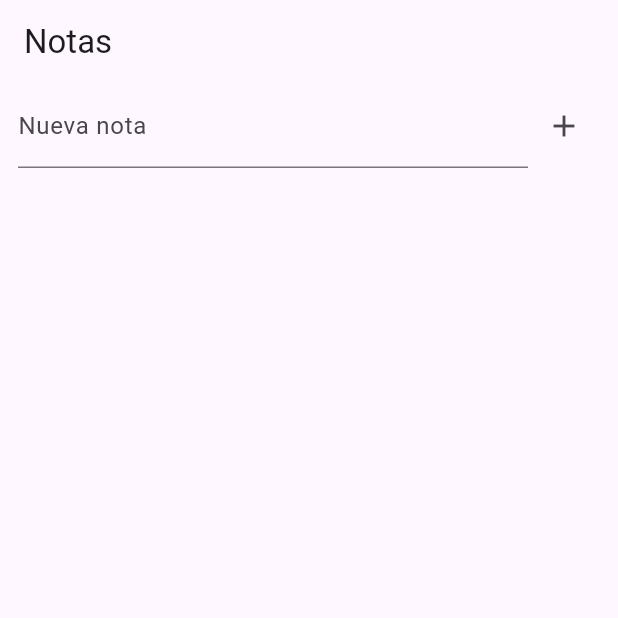
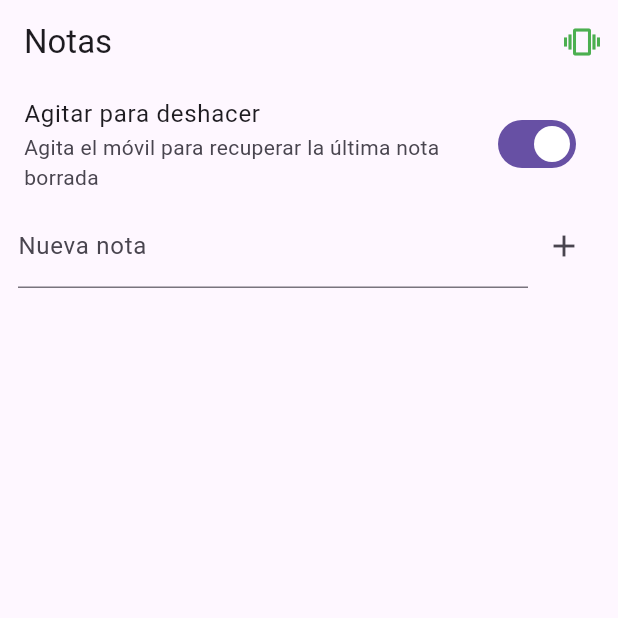
Before and after one commit to Pabloelique/ut2_interfaces_naturales, a Flutter app: the screen it shows after launch, on a phone screen of 412 x 824 dp, the top half of it. Run offline on Flutter 3.47's test engine with Material 3 defaults, Android fonts, the phone set to English and light mode, and no system bars; our stand-ins replace sensors_plus.

Commit message:
notas_gestos: switch para desactivar, icono, error sin sensor y dispose

```diff
--- a/notas_gestos/lib/main.dart
+++ b/notas_gestos/lib/main.dart
@@ -35,19 +35,55 @@ class _NotasGestosState extends State<NotasGestos> {
   Nota? _notaBorrada;
   int? _posicionBorrada;
 
+  bool _agitarActivo = true;
+  bool _hayAcelerometro = true;
   StreamSubscription<UserAccelerometerEvent>? _suscripcion;
 
   @override
   void initState() {
     super.initState();
+    _activarSensor();
+  }
+
+  void _activarSensor() {
     // userAccelerometer mide la aceleración SIN la gravedad.
+    try {
       _suscripcion = userAccelerometerEventStream(
         samplingPeriod: SensorInterval.gameInterval,
-    ).listen((evento) {
+      ).listen(
+        (evento) {
           if (_detector.procesar(evento.x, evento.y, evento.z, DateTime.now())) {
             _recuperar(alAgitar: true);
           }
+        },
+        onError: (_) => _sinSensor(), // por ejemplo, en escritorio
+        cancelOnError: true,
+      );
+    } catch (_) {
+      // Algunas plataformas fallan al crear el flujo en vez de dar error en él.
+      WidgetsBinding.instance.addPostFrameCallback((_) => _sinSensor());
+    }
+  }
+
+  void _desactivarSensor() {
+    _suscripcion?.cancel();
+    _suscripcion = null;
+  }
+
+  void _sinSensor() {
+    _desactivarSensor();
+    if (!mounted) return;
+    setState(() {
+      _agitarActivo = false;
+      _hayAcelerometro = false;
     });
+    _mostrarMensaje('Este dispositivo no tiene acelerómetro');
+  }
+
+  void _cambiarAgitar(bool activo) {
+    setState(() => _agitarActivo = activo);
+    // Desactivado, la app deja de escuchar el sensor.
+    activo ? _activarSensor() : _desactivarSensor();
   }
 
   void _anadir() {
@@ -82,20 +118,53 @@ class _NotasGestosState extends State<NotasGestos> {
       _notaBorrada = null;
       _posicionBorrada = null;
     });
-    if (alAgitar) {
+    if (alAgitar) _mostrarMensaje('Nota recuperada al agitar');
+  }
+
+  void _mostrarMensaje(String texto) {
     ScaffoldMessenger.of(context).hideCurrentSnackBar();
-      ScaffoldMessenger.of(context).showSnackBar(
-        const SnackBar(content: Text('Nota recuperada al agitar')),
-      );
+    ScaffoldMessenger.of(context).showSnackBar(SnackBar(content: Text(texto)));
   }
+
+  @override
+  void dispose() {
+    _desactivarSensor(); // cancelo la suscripción al sensor
+    _controlador.dispose();
+    super.dispose();
   }
 
   @override
   Widget build(BuildContext context) {
     return Scaffold(
-      appBar: AppBar(title: const Text('Notas')),
+      appBar: AppBar(
+        title: const Text('Notas'),
+        actions: [
+          // Feedback: indica si el gesto está activo.
+          Tooltip(
+            message: _agitarActivo
+                ? 'Agitar para deshacer: activado'
+                : 'Agitar para deshacer: desactivado',
+            child: Padding(
+              padding: const EdgeInsets.all(12),
+              child: Icon(
+                _agitarActivo ? Icons.vibration : Icons.mobile_off,
+                color: _agitarActivo ? Colors.green : Colors.grey,
+              ),
+            ),
+          ),
+        ],
+      ),
       body: Column(
         children: [
+          SwitchListTile(
+            title: const Text('Agitar para deshacer'),
+            subtitle: Text(_hayAcelerometro
+                ? 'Agita el móvil para recuperar la última nota borrada'
+                : 'Este dispositivo no tiene acelerómetro'),
+            value: _agitarActivo,
+            // Sin acelerómetro el interruptor queda deshabilitado.
+            onChanged: _hayAcelerometro ? _cambiarAgitar : null,
+          ),
           Padding(
             padding: const EdgeInsets.symmetric(horizontal: 12),
             child: Row(
```
Lines whose indentation alone changed are shown as unchanged.
